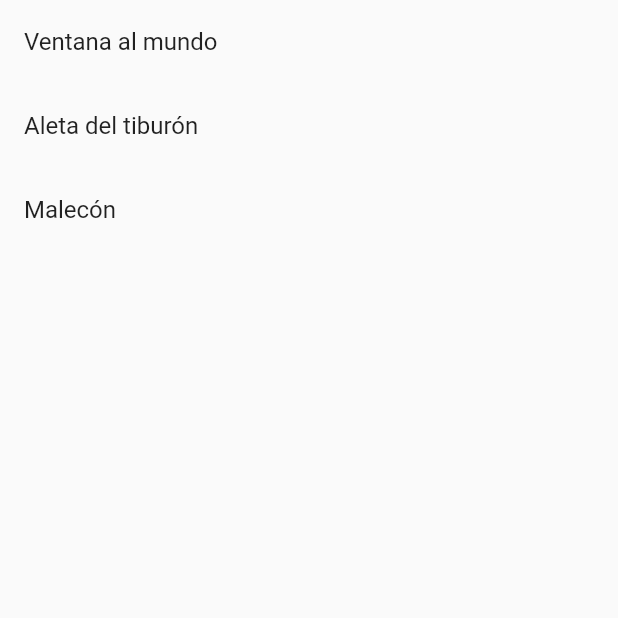
After one commit to visit-me/visit_me, a Flutter app: the ListPoi screen opened directly, on a phone screen of 412 x 824 dp, the top half of it. The commit adds this screen. Run offline on Flutter 3.47's test engine with Material 2 defaults, Android fonts, the phone set to English and light mode, and no system bars; our stand-ins replace cloud_firestore, firebase_auth, firebase_core, shared_preferences; accounts and stored records are empty.

Commit message:
List of PoI working

```diff
--- /dev/null
+++ b/lib/pages/list_poi.dart
@@ -0,0 +1,41 @@
+import 'package:flutter/material.dart';
+import 'package:visit_me/pages/home_page.dart';
+
+class ListPoi extends StatelessWidget {
+  const ListPoi({super.key});
+
+  @override
+  Widget build(BuildContext context) {
+    return Scaffold(
+      body: ListView(
+          children: <Widget>[
+            ListTile(
+              title: const Text('Ventana al mundo'),
+              onTap: () {
+                        Navigator.push(
+                          context,
+                          MaterialPageRoute(
+                            builder: (context) => const HomePage(),));
+                      },
+            ),
+            ListTile(
+              title: const Text('Aleta del tiburón'),
+              onTap: () {
+                        Navigator.push(
+                          context,
+                          MaterialPageRoute(
+                            builder: (context) => const HomePage(),));
+                      },
+            ),
+            ListTile(
+              title: const Text('Malecón'),
+              onTap: () {
+                        Navigator.push(
+                          context,
+                          MaterialPageRoute(
+                            builder: (context) => const HomePage(),));
+                      },
+            ),
+          ]),
+    )
+      ;}}
--- a/lib/pages/login_page.dart
+++ b/lib/pages/login_page.dart
@@ -1,4 +1,5 @@
 import 'dart:convert';
+import 'package:visit_me/pages/list_poi.dart';
 import 'package:visit_me/repository/firebase_api.dart';
 import 'package:flutter/material.dart';
 import 'package:shared_preferences/shared_preferences.dart';
@@ -68,7 +69,7 @@ class _LoginPageState extends State<LoginPage> {
     } else {
       msg = 'Bienvenido a Visit-Me :D';
       _showMessage(msg);
-      Navigator.pushReplacement(context, MaterialPageRoute(builder: (context) => const HomePage()));
+      Navigator.pushReplacement(context, MaterialPageRoute(builder: (context) => const ListPoi()));
     }
 
   }
```
